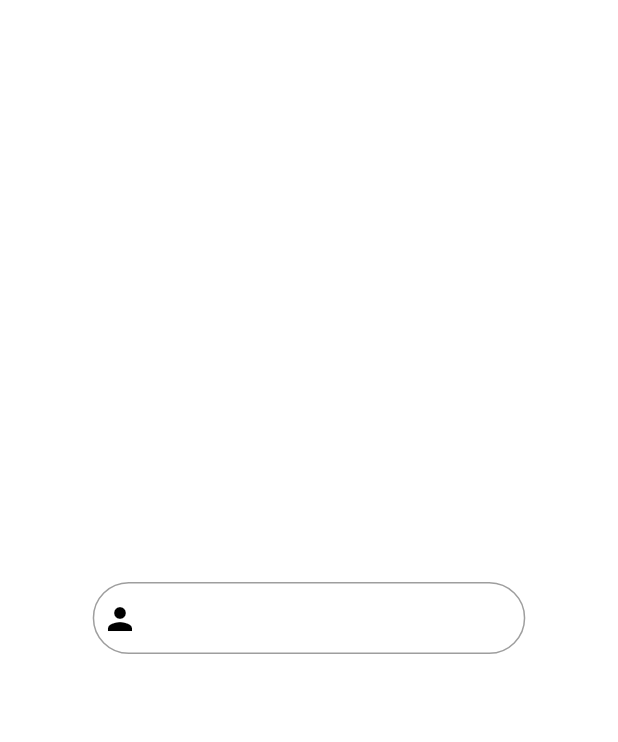
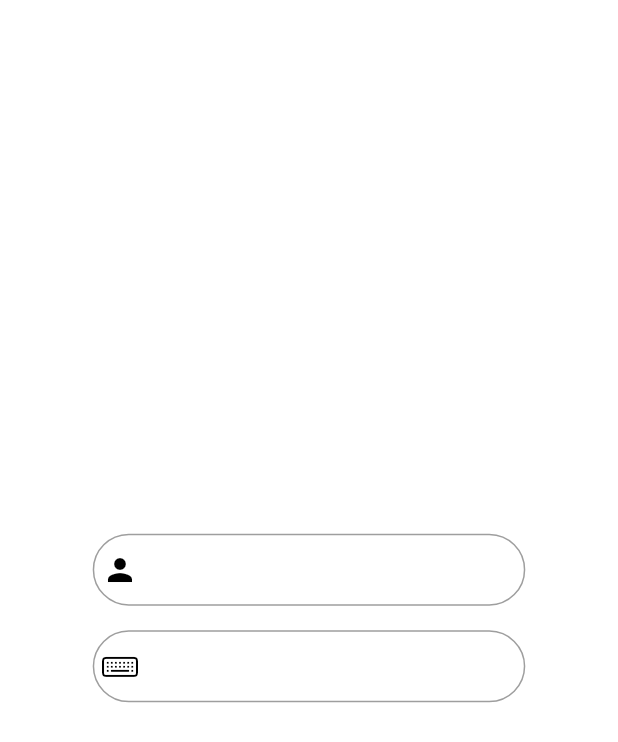
Before and after one commit to PrabeshPP/Sneakers-Shop, a Flutter app: the screen it shows after launch, on a phone screen of 412 x 824 dp. Shown: the top 742 px of the screen. Run offline on Flutter 3.47's test engine with Material 2 defaults, Android fonts, the phone set to English and light mode, and no system bars; our stand-ins replace bloc, equatable, flutter_bloc, google_fonts, shared_preferences.

Commit message:
Logi UI Completed

```diff
--- a/sneakers/lib/view/widgets/UI/login_field.dart
+++ b/sneakers/lib/view/widgets/UI/login_field.dart
@@ -1,3 +1,4 @@
+import 'package:flutter/cupertino.dart';
 import 'package:flutter/material.dart';
 
 // need to complete the text form field
@@ -45,6 +46,37 @@ class _LoginFieldState extends State<LoginField> {
               ],
             ),
             //! For the Password
+            Padding(
+              padding: EdgeInsets.only(top: MediaQuery.of(context).size.height*0.02),
+              child: Stack(
+                children: [
+                  SizedBox(
+                    width: MediaQuery.of(context).size.width * 0.7,
+                    child: TextField(
+                      decoration: InputDecoration(
+                          contentPadding: EdgeInsets.only(
+                              left: MediaQuery.of(context).size.width * 0.1),
+                          focusedBorder: OutlineInputBorder(
+                              borderRadius: BorderRadius.circular(32.0),
+                              borderSide:
+                                  const BorderSide(width: 2, color: Colors.teal)),
+                          border: OutlineInputBorder(
+                              borderRadius: BorderRadius.circular(26.0),
+                              borderSide: const BorderSide(
+                                  width: 2, color: Colors.black))),
+                    ),
+                  ),
+                  Positioned(
+                    left: MediaQuery.of(context).size.width * 0.015,
+                    top: MediaQuery.of(context).size.height * 0.015,
+                    child: const Icon(
+                      CupertinoIcons.keyboard,
+                      color: Colors.black,
+                    ),
+                  )
+                ],
+              ),
+            ),
 
           ]),
     );
```
